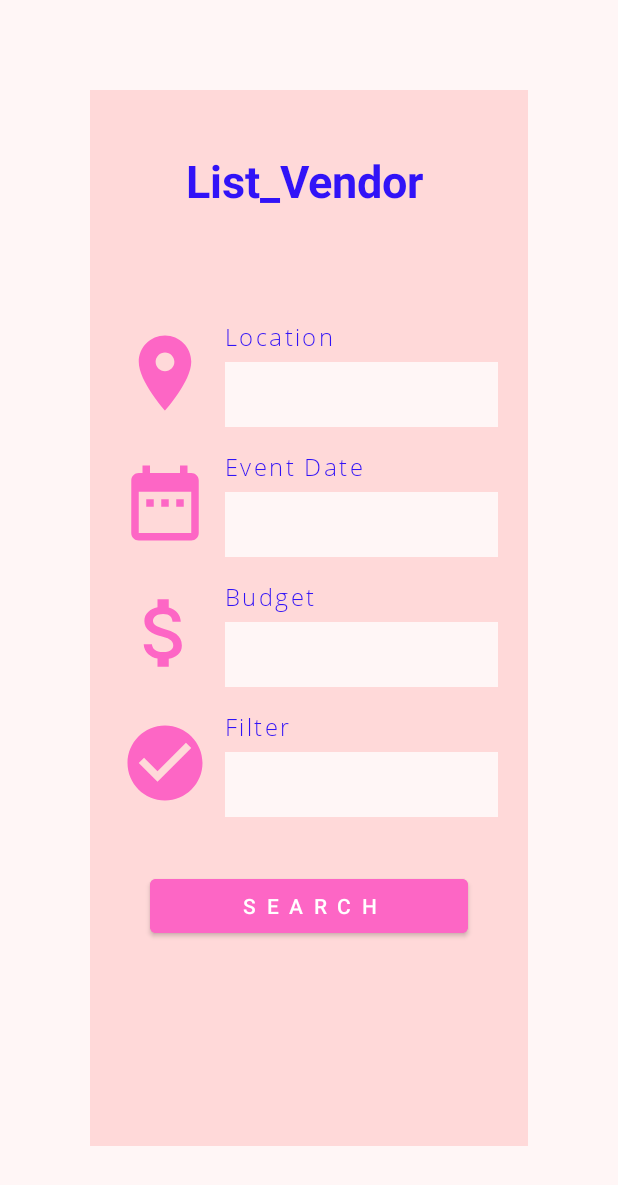
After one commit to crshao/manbis_eventco, an Android app: the Filter_Vendor screen opened directly, with no data from a screen before it, on a phone screen of 412 x 824 dp. The commit adds this screen. Shown: the top 1185 px of the screen. Run offline under Robolectric (Android 15) with nearby library versions, the phone set to English and light mode, and no system bars.

Commit message:
Filter_Vendor

```diff
--- /dev/null
+++ b/app/src/main/java/com/example/manbis_eventco/Filter_Vendor.java
@@ -0,0 +1,14 @@
+package com.example.manbis_eventco;
+
+import androidx.appcompat.app.AppCompatActivity;
+
+import android.os.Bundle;
+
+public class Filter_Vendor extends AppCompatActivity {
+
+    @Override
+    protected void onCreate(Bundle savedInstanceState) {
+        super.onCreate(savedInstanceState);
+        setContentView(R.layout.activity_filter__vendor);
+    }
+}
--- /dev/null
+++ b/app/src/main/res/drawable/ic_attach_money_filter_color_24dp.xml
@@ -0,0 +1,5 @@
+<vector android:height="24dp" android:tint="#FD66C5"
+    android:viewportHeight="24.0" android:viewportWidth="24.0"
+    android:width="24dp" xmlns:android="http://schemas.android.com/apk/res/android">
+    <path android:fillColor="#FF000000" android:pathData="M11.8,10.9c-2.27,-0.59 -3,-1.2 -3,-2.15 0,-1.09 1.01,-1.85 2.7,-1.85 1.78,0 2.44,0.85 2.5,2.1h2.21c-0.07,-1.72 -1.12,-3.3 -3.21,-3.81V3h-3v2.16c-1.94,0.42 -3.5,1.68 -3.5,3.61 0,2.31 1.91,3.46 4.7,4.13 2.5,0.6 3,1.48 3,2.41 0,0.69 -0.49,1.79 -2.7,1.79 -2.06,0 -2.87,-0.92 -2.98,-2.1h-2.2c0.12,2.19 1.76,3.42 3.68,3.83V21h3v-2.15c1.95,-0.37 3.5,-1.5 3.5,-3.55 0,-2.84 -2.43,-3.81 -4.7,-4.4z"/>
+</vector>
--- /dev/null
+++ b/app/src/main/res/drawable/ic_check_circle_filter_color_24dp.xml
@@ -0,0 +1,5 @@
+<vector android:height="24dp" android:tint="#FD66C5"
+    android:viewportHeight="24.0" android:viewportWidth="24.0"
+    android:width="24dp" xmlns:android="http://schemas.android.com/apk/res/android">
+    <path android:fillColor="#FF000000" android:pathData="M12,2C6.48,2 2,6.48 2,12s4.48,10 10,10 10,-4.48 10,-10S17.52,2 12,2zM10,17l-5,-5 1.41,-1.41L10,14.17l7.59,-7.59L19,8l-9,9z"/>
+</vector>
--- /dev/null
+++ b/app/src/main/res/drawable/ic_date_range_filter_color_24dp.xml
@@ -0,0 +1,5 @@
+<vector android:height="24dp" android:tint="#FD66C5"
+    android:viewportHeight="24.0" android:viewportWidth="24.0"
+    android:width="24dp" xmlns:android="http://schemas.android.com/apk/res/android">
+    <path android:fillColor="#FF000000" android:pathData="M9,11L7,11v2h2v-2zM13,11h-2v2h2v-2zM17,11h-2v2h2v-2zM19,4h-1L18,2h-2v2L8,4L8,2L6,2v2L5,4c-1.11,0 -1.99,0.9 -1.99,2L3,20c0,1.1 0.89,2 2,2h14c1.1,0 2,-0.9 2,-2L21,6c0,-1.1 -0.9,-2 -2,-2zM19,20L5,20L5,9h14v11z"/>
+</vector>
--- /dev/null
+++ b/app/src/main/res/drawable/ic_location_on_black_24dp.xml
@@ -0,0 +1,5 @@
+<vector android:height="24dp" android:tint="#FD66C5"
+    android:viewportHeight="24.0" android:viewportWidth="24.0"
+    android:width="24dp" xmlns:android="http://schemas.android.com/apk/res/android">
+    <path android:fillColor="#FF000000" android:pathData="M12,2C8.13,2 5,5.13 5,9c0,5.25 7,13 7,13s7,-7.75 7,-13c0,-3.87 -3.13,-7 -7,-7zM12,11.5c-1.38,0 -2.5,-1.12 -2.5,-2.5s1.12,-2.5 2.5,-2.5 2.5,1.12 2.5,2.5 -1.12,2.5 -2.5,2.5z"/>
+</vector>
--- /dev/null
+++ b/app/src/main/res/layout/activity_filter__vendor.xml
@@ -0,0 +1,205 @@
+<?xml version="1.0" encoding="utf-8"?>
+<RelativeLayout xmlns:android="http://schemas.android.com/apk/res/android"
+    xmlns:app="http://schemas.android.com/apk/res-auto"
+    xmlns:tools="http://schemas.android.com/tools"
+    android:layout_width="match_parent"
+    android:layout_height="match_parent"
+    tools:context=".Filter_Vendor"
+    android:background="@color/background">
+    <LinearLayout
+        android:layout_width="match_parent"
+        android:layout_height="match_parent"
+        android:layout_margin="60dp"
+        android:background="@color/pink"
+        android:padding="20dp"
+        android:orientation="vertical">
+        <RelativeLayout
+            android:layout_width="match_parent"
+            android:layout_height="match_parent"
+            android:layout_weight="8"
+            android:layout_marginTop="20dp"
+            android:layout_marginRight="50dp">
+            <com.google.android.material.textview.MaterialTextView
+                android:layout_width="wrap_content"
+                android:layout_height="wrap_content"
+                android:layout_alignParentRight="true"
+                android:text="List_Vendor"
+                android:gravity="center"
+                android:textColor="@color/colorPrimary"
+                android:textSize="30dp"
+                android:textStyle="bold"/>
+        </RelativeLayout>
+
+        <RelativeLayout
+            android:layout_width="match_parent"
+            android:layout_height="match_parent"
+            android:layout_weight="2">
+            <RelativeLayout
+                android:id="@+id/layout_location"
+                android:layout_width="match_parent"
+                android:layout_height="wrap_content"
+                android:layout_marginBottom="15sp">
+
+                <ImageView
+                    android:layout_centerVertical="true"
+                    android:layout_marginRight="10dp"
+                    android:id="@+id/logo_location"
+                    android:layout_width="60dp"
+                    android:layout_height="60dp"
+                    android:layout_alignParentStart="true"
+                    android:src="@drawable/ic_location_on_black_24dp" />
+
+                <com.google.android.material.textview.MaterialTextView
+                    android:id="@+id/Location_sub"
+                    android:layout_width="match_parent"
+                    android:layout_height="wrap_content"
+                    android:layout_toRightOf="@id/logo_location"
+                    android:text="Location"
+                    android:fontFamily="@font/opensanslight"
+                    android:textSize="16sp"
+                    android:textColor="@color/colorPrimary"
+                    android:letterSpacing="0.1"/>
+                <com.google.android.material.textfield.TextInputLayout
+                    android:id="@+id/location"
+                    android:layout_width="match_parent"
+                    android:layout_height="wrap_content"
+                    android:layout_toRightOf="@+id/logo_location"
+                    android:layout_below="@+id/Location_sub"
+                    style="@style/Widget.MaterialComponents.TextInputLayout.OutlinedBox.Dense">
+                    <com.google.android.material.textfield.TextInputEditText
+                        android:layout_width="match_parent"
+                        android:layout_height="wrap_content"
+                        android:background="@color/background"
+                        android:textSize="12sp"/>
+                </com.google.android.material.textfield.TextInputLayout>
+            </RelativeLayout>
+            <RelativeLayout
+                android:id="@+id/layout_date"
+                android:layout_width="match_parent"
+                android:layout_height="wrap_content"
+                android:layout_below="@+id/layout_location"
+                android:layout_marginBottom="15dp">
+                <ImageView
+                    android:id="@+id/logo_date"
+                    android:layout_centerVertical="true"
+                    android:layout_marginRight="10dp"
+                    android:layout_width="60dp"
+                    android:layout_height="60dp"
+                    android:src="@drawable/ic_date_range_filter_color_24dp"/>
+                <com.google.android.material.textview.MaterialTextView
+                    android:id="@+id/Date_Sub"
+                    android:layout_width="match_parent"
+                    android:layout_height="wrap_content"
+                    android:layout_toRightOf="@id/logo_date"
+                    android:text="Event Date"
+                    android:fontFamily="@font/opensanslight"
+                    android:textSize="16sp"
+                    android:textColor="@color/colorPrimary"
+                    android:letterSpacing="0.1"/>
+                <com.google.android.material.textfield.TextInputLayout
+                    android:id="@+id/date"
+                    android:layout_width="match_parent"
+                    android:layout_height="wrap_content"
+                    android:layout_toRightOf="@+id/logo_date"
+                    android:layout_below="@+id/Date_Sub"
+                    style="@style/Widget.MaterialComponents.TextInputLayout.OutlinedBox.Dense">
+                    <com.google.android.material.textfield.TextInputEditText
+                        android:layout_width="match_parent"
+                        android:layout_height="wrap_content"
+                        android:background="@color/background"
+                        android:textSize="12sp"/>
+                </com.google.android.material.textfield.TextInputLayout>
+            </RelativeLayout>
+            <RelativeLayout
+                android:id="@+id/budget_layout"
+                android:layout_width="match_parent"
+                android:layout_height="wrap_content"
+                android:layout_below="@+id/layout_date"
+                android:layout_marginBottom="15dp">
+
+                <ImageView
+                    android:layout_centerVertical="true"
+                    android:layout_marginRight="10dp"
+                    android:id="@+id/logo_budget"
+                    android:layout_width="60dp"
+                    android:layout_height="60dp"
+                    android:src="@drawable/ic_attach_money_filter_color_24dp" />
+                <com.google.android.material.textview.MaterialTextView
+                    android:id="@+id/budget_sub"
+                    android:layout_width="match_parent"
+                    android:layout_height="wrap_content"
+                    android:layout_toRightOf="@id/logo_budget"
+                    android:text="Budget"
+                    android:fontFamily="@font/opensanslight"
+                    android:textSize="16sp"
+                    android:textColor="@color/colorPrimary"
+                    android:letterSpacing="0.1"/>
+                <com.google.android.material.textfield.TextInputLayout
+                    android:id="@+id/budget"
+                    android:layout_width="match_parent"
+                    android:layout_height="wrap_content"
+                    android:layout_toRightOf="@+id/logo_budget"
+                    android:layout_below="@+id/budget_sub"
+                    style="@style/Widget.MaterialComponents.TextInputLayout.OutlinedBox.Dense">
+                    <com.google.android.material.textfield.TextInputEditText
+                        android:layout_width="match_parent"
+                        android:layout_height="wrap_content"
+                        android:background="@color/background"
+                        android:textSize="12sp"/>
+                </com.google.android.material.textfield.TextInputLayout>
+            </RelativeLayout>
+            <RelativeLayout
+                android:id="@+id/filter_layout"
+                android:layout_width="match_parent"
+                android:layout_height="wrap_content"
+                android:layout_below="@+id/budget_layout"
+                android:layout_marginBottom="15dp">
+                <ImageView
+                    android:layout_centerVertical="true"
+                    android:layout_marginRight="10dp"
+                    android:id="@+id/logo_filter"
+                    android:layout_width="60dp"
+                    android:layout_height="60dp"
+                    android:src="@drawable/ic_check_circle_filter_color_24dp"/>
+                <com.google.android.material.textview.MaterialTextView
+                    android:id="@+id/filter_sub"
+                    android:layout_width="match_parent"
+                    android:layout_height="wrap_content"
+                    android:layout_toRightOf="@id/logo_filter"
+                    android:text="Filter"
+                    android:fontFamily="@font/opensanslight"
+                    android:textSize="16sp"
+                    android:textColor="@color/colorPrimary"
+                    android:letterSpacing="0.1"/>
+                <com.google.android.material.textfield.TextInputLayout
+                    android:id="@+id/filter"
+                    android:layout_width="match_parent"
+                    android:layout_height="wrap_content"
+                    android:layout_toRightOf="@+id/logo_filter"
+                    android:layout_below="@+id/filter_sub"
+                    style="@style/Widget.MaterialComponents.TextInputLayout.OutlinedBox.Dense">
+                    <com.google.android.material.textfield.TextInputEditText
+                        android:layout_width="match_parent"
+                        android:layout_height="wrap_content"
+                        android:background="@color/background"
+                        android:textSize="12sp"/>
+                </com.google.android.material.textfield.TextInputLayout>
+            </RelativeLayout>
+
+            <com.google.android.material.button.MaterialButton
+                android:id="@+id/button_search"
+                android:layout_width="match_parent"
+                android:layout_height="wrap_content"
+                android:layout_below="@+id/filter_layout"
+                android:layout_margin="20dp"
+                android:text="Search"
+                android:letterSpacing="0.5"
+                android:backgroundTint="@color/logo_filter" />
+        </RelativeLayout>
+
+
+
+
+    </LinearLayout>
+
+</RelativeLayout>
--- a/app/src/main/res/layout/activity_login.xml
+++ b/app/src/main/res/layout/activity_login.xml
@@ -101,6 +101,7 @@
                             android:layout_width="match_parent"
                             android:layout_height="wrap_content"
                             android:hint="@string/edittext_hint_password"
+                            android:inputType="textPassword"
                             android:padding="10dp"/>
                     </com.google.android.material.textfield.TextInputLayout>
                 </LinearLayout>
--- a/app/src/main/res/layout/activity_register.xml
+++ b/app/src/main/res/layout/activity_register.xml
@@ -151,7 +151,8 @@
                         <com.google.android.material.textfield.TextInputEditText
                             android:layout_width="match_parent"
                             android:layout_height="wrap_content"
-                            android:hint="@string/edittext_hint_password"/>
+                            android:hint="@string/edittext_hint_password"
+                            android:inputType="textPassword"/>
                     </com.google.android.material.textfield.TextInputLayout>
                 </LinearLayout>
                 <com.google.android.material.button.MaterialButton
--- a/app/src/main/res/values/colors.xml
+++ b/app/src/main/res/values/colors.xml
@@ -8,4 +8,5 @@
     <color name="white">#ffffff</color>
     <color name="pink">#FFD9D9</color>
     <color name="background">#FFF6F6</color>
+    <color name="logo_filter">#FD66C5</color>
 </resources>
--- a/app/src/main/res/values/strings.xml
+++ b/app/src/main/res/values/strings.xml
@@ -9,7 +9,7 @@
     <string name="Birthday_Party">Birthday Party</string>
     <string name="Talk_Show">Talk Show</string>
 
-    <string-array name = "vendorList">
+    <string-array name="vendorList">
         <item>Venue</item>
         <item>Catering</item>
         <item>Decoration and Lighting</item>
@@ -21,4 +21,4 @@
         <item>Entertainment</item>
     </string-array>
 
-            </resources>
+</resources>
```
Also changed, not shown: app/src/main/AndroidManifest.xml (+5 -2 lines), app/src/main/res/drawable/background.jpg (added), app/src/main/res/drawable/wallpaper1.jpg (added).
